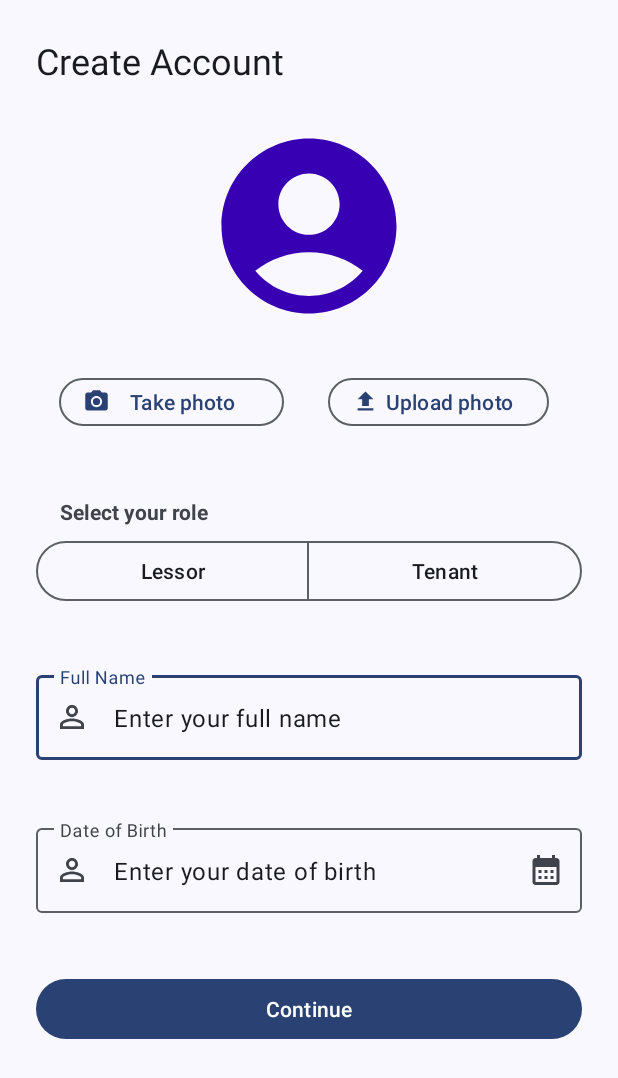
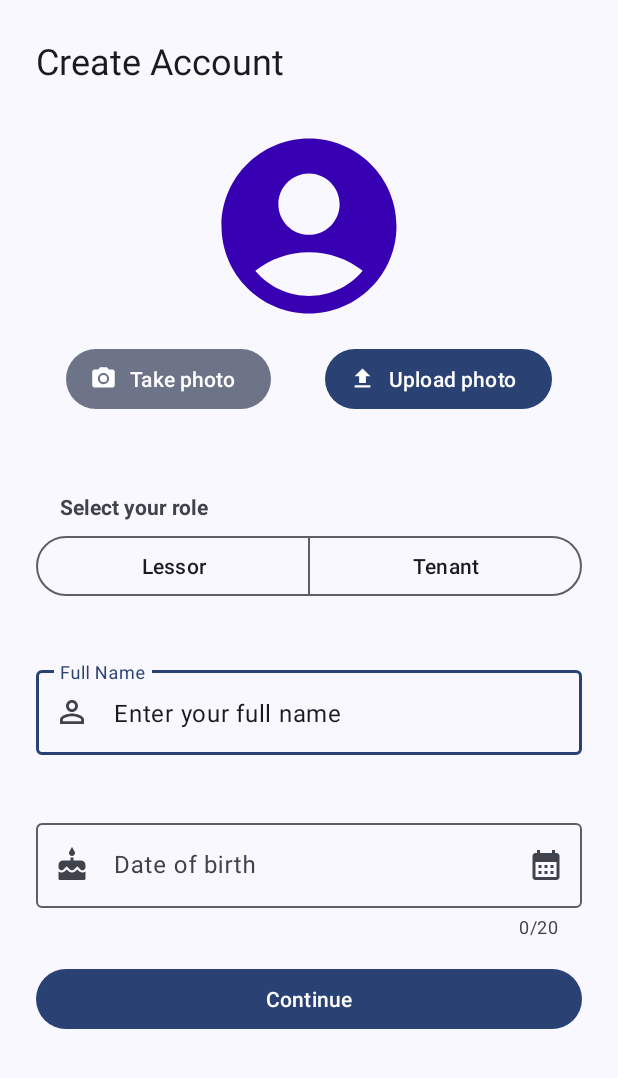
Before and after one commit to MichaelHo02/Dormie, an Android app: the SignUpFormActivity screen opened directly, with no data from a screen before it, on a phone screen of 412 x 824 dp. Shown: the top 1078 px of the screen. Run offline under Robolectric (Android 15) with nearby library versions, the phone set to English and light mode, and no system bars.

Commit message:
Im tired

```diff
--- a/app/src/main/java/com/michael/dormie/activity/SignUpFormActivity.java
+++ b/app/src/main/java/com/michael/dormie/activity/SignUpFormActivity.java
@@ -2,15 +2,85 @@ package com.michael.dormie.activity;
 
 import androidx.appcompat.app.AppCompatActivity;
 
+import android.content.Intent;
 import android.os.Bundle;
+import android.view.View;
+import android.widget.Button;
+import android.widget.ToggleButton;
 
+import com.google.android.material.button.MaterialButtonToggleGroup;
+import com.google.android.material.datepicker.CalendarConstraints;
+import com.google.android.material.datepicker.DateValidatorPointBackward;
+import com.google.android.material.datepicker.MaterialDatePicker;
+import com.google.android.material.textfield.TextInputEditText;
+import com.google.android.material.textfield.TextInputLayout;
 import com.michael.dormie.R;
 
+import java.text.ParseException;
+import java.text.SimpleDateFormat;
+import java.util.Objects;
+
 public class SignUpFormActivity extends AppCompatActivity {
+    Button continueButton, takePhotoButton, uploadPhotoButton;
+    MaterialButtonToggleGroup roleButton;
+    TextInputLayout fullNameLayout, dobLayout;
+    TextInputEditText fullName, dob;
+    private MaterialDatePicker materialDatePicker;
 
     @Override
     protected void onCreate(Bundle savedInstanceState) {
         super.onCreate(savedInstanceState);
         setContentView(R.layout.activity_sign_up_form);
+        initVariables();
+        initCalendar();
+        assignFunctions();
+    }
+
+    private void initVariables() {
+        takePhotoButton = findViewById(R.id.takePhotoButton);
+        uploadPhotoButton = findViewById(R.id.uploadPhotoButton);
+        roleButton = findViewById(R.id.roleButton);
+        fullNameLayout = findViewById(R.id.fullNameLayout);
+        dobLayout = findViewById(R.id.dobLayout);
+        continueButton = findViewById(R.id.continueButton);
+        fullName = findViewById(R.id.fullName);
+        dob = findViewById(R.id.dob);
+    }
+
+    private void assignFunctions() {
+        continueButton.setOnClickListener(this::continueButtonOnClick);
+
+        // Calendar stuffs
+        dobLayout.setEndIconOnClickListener(view -> materialDatePicker.show(getSupportFragmentManager(), "DATE_PICKER"));
+        dob.setOnClickListener(view -> materialDatePicker.show(getSupportFragmentManager(), "DATE_PICKER"));
+        materialDatePicker.addOnPositiveButtonClickListener(selection -> dob.setText(materialDatePicker.getHeaderText()));
+    }
+
+    private void continueButtonOnClick(View view) {
+        Intent intent = new Intent(SignUpFormActivity.this, TenantSignUpForm.class);
+        startActivity(intent);
+    }
+
+    private void initCalendar() {
+        MaterialDatePicker.Builder<Long> builder = MaterialDatePicker.Builder.datePicker();
+        builder.setTitleText("Select the birthday");
+        long today;
+        if (dob.getText() == null || dob.getText().toString().isEmpty()) {
+            today = MaterialDatePicker.todayInUtcMilliseconds();
+        } else {
+            String s = dob.getText().toString();
+            SimpleDateFormat sdf = new SimpleDateFormat(s.length() == 12 ? "MMM dd, yyyy" : "MMM d, yyyy");
+            try {
+                today = Objects.requireNonNull(sdf.parse(s)).getTime();
+            } catch (ParseException e) {
+                e.printStackTrace();
+                today = MaterialDatePicker.todayInUtcMilliseconds();
+            }
+        }
+        builder.setSelection(today);
+        CalendarConstraints.Builder constraint = new CalendarConstraints.Builder();
+        constraint.setValidator(DateValidatorPointBackward.now());
+        builder.setCalendarConstraints(constraint.build());
+        materialDatePicker = builder.build();
     }
 }
--- /dev/null
+++ b/app/src/main/res/drawable/ic_baseline_arrow_back_24.xml
@@ -0,0 +1,5 @@
+<vector android:autoMirrored="true" android:height="24dp"
+    android:tint="#000000" android:viewportHeight="24"
+    android:viewportWidth="24" android:width="24dp" xmlns:android="http://schemas.android.com/apk/res/android">
+    <path android:fillColor="@android:color/white" android:pathData="M20,11H7.83l5.59,-5.59L12,4l-8,8 8,8 1.41,-1.41L7.83,13H20v-2z"/>
+</vector>
--- /dev/null
+++ b/app/src/main/res/drawable/ic_baseline_cake_24.xml
@@ -0,0 +1,5 @@
+<vector android:height="24dp" android:tint="#6750A4"
+    android:viewportHeight="24" android:viewportWidth="24"
+    android:width="24dp" xmlns:android="http://schemas.android.com/apk/res/android">
+    <path android:fillColor="@android:color/white" android:pathData="M12,6c1.11,0 2,-0.9 2,-2 0,-0.38 -0.1,-0.73 -0.29,-1.03L12,0l-1.71,2.97c-0.19,0.3 -0.29,0.65 -0.29,1.03 0,1.1 0.9,2 2,2zM16.6,15.99l-1.07,-1.07 -1.08,1.07c-1.3,1.3 -3.58,1.31 -4.89,0l-1.07,-1.07 -1.09,1.07C6.75,16.64 5.88,17 4.96,17c-0.73,0 -1.4,-0.23 -1.96,-0.61L3,21c0,0.55 0.45,1 1,1h16c0.55,0 1,-0.45 1,-1v-4.61c-0.56,0.38 -1.23,0.61 -1.96,0.61 -0.92,0 -1.79,-0.36 -2.44,-1.01zM18,9h-5L13,7h-2v2L6,9c-1.66,0 -3,1.34 -3,3v1.54c0,1.08 0.88,1.96 1.96,1.96 0.52,0 1.02,-0.2 1.38,-0.57l2.14,-2.13 2.13,2.13c0.74,0.74 2.03,0.74 2.77,0l2.14,-2.13 2.13,2.13c0.37,0.37 0.86,0.57 1.38,0.57 1.08,0 1.96,-0.88 1.96,-1.96L20.99,12C21,10.34 19.66,9 18,9z"/>
+</vector>
--- /dev/null
+++ b/app/src/main/res/drawable/ic_baseline_school_24.xml
@@ -0,0 +1,5 @@
+<vector android:height="24dp" android:tint="#000000"
+    android:viewportHeight="24" android:viewportWidth="24"
+    android:width="24dp" xmlns:android="http://schemas.android.com/apk/res/android">
+    <path android:fillColor="@android:color/white" android:pathData="M5,13.18v4L12,21l7,-3.82v-4L12,17l-7,-3.82zM12,3L1,9l11,6 9,-4.91V17h2V9L12,3z"/>
+</vector>
--- a/app/src/main/res/layout/activity_sign_up_form.xml
+++ b/app/src/main/res/layout/activity_sign_up_form.xml
@@ -1,16 +1,11 @@
 <?xml version="1.0" encoding="utf-8"?>
-<ScrollView xmlns:android="http://schemas.android.com/apk/res/android"
+<LinearLayout xmlns:android="http://schemas.android.com/apk/res/android"
     xmlns:app="http://schemas.android.com/apk/res-auto"
     xmlns:tools="http://schemas.android.com/tools"
     android:layout_width="match_parent"
     android:layout_height="match_parent"
     android:orientation="vertical"
     tools:context=".activity.SignUpFormActivity">
-
-    <LinearLayout
-        android:layout_width="match_parent"
-        android:layout_height="wrap_content"
-        android:orientation="vertical">
 
     <TextView
         android:id="@+id/textView"
@@ -23,47 +18,56 @@
         android:textColor="?attr/colorOnSurface" />
 
     <ImageView
-            android:id="@+id/imageView2"
+        android:id="@+id/profileImage"
         android:layout_width="140dp"
         android:layout_height="140dp"
+        android:layout_gravity="center"
         android:layout_marginTop="24dp"
-            android:layout_gravity="center"
+        android:src="@drawable/ic_round_account_circle_24"
         app:layout_constraintEnd_toEndOf="parent"
         app:layout_constraintStart_toStartOf="parent"
         app:layout_constraintTop_toBottomOf="@+id/textView"
-            app:tint="@color/purple_700"
-            android:src="@drawable/ic_round_account_circle_24" />
+        app:tint="@color/purple_700" />
 
     <LinearLayout
         android:layout_width="match_parent"
         android:layout_height="wrap_content"
-            android:orientation="horizontal">
+        android:orientation="horizontal"
+        android:padding="8dp">
 
-            <Button
+        <Space
+            android:layout_width="0dp"
+            android:layout_height="match_parent"
+            android:layout_weight="1" />
+
+        <com.google.android.material.button.MaterialButton
             android:id="@+id/takePhotoButton"
-                style="@style/Widget.Material3.Button.OutlinedButton.Icon"
-                android:layout_width="150dp"
-                android:layout_height="40dp"
-                android:layout_marginStart="39dp"
-                android:layout_marginTop="27dp"
+            style="@style/Widget.Material3.Button.TonalButton.Icon"
+            android:layout_width="wrap_content"
+            android:layout_height="wrap_content"
             android:text="Take photo"
             app:icon="@drawable/ic_baseline_photo_camera_24" />
 
-            <Button
+        <Space
+            android:layout_width="0dp"
+            android:layout_height="match_parent"
+            android:layout_weight="1" />
+
+        <com.google.android.material.button.MaterialButton
             android:id="@+id/uploadPhotoButton"
-                style="@style/Widget.Material3.Button.OutlinedButton.Icon"
+            style="@style/Widget.Material3.Button.Icon"
             android:layout_width="wrap_content"
-                android:layout_height="40dp"
-                android:layout_marginStart="29dp"
-                android:layout_marginTop="27dp"
-                android:layout_toEndOf="@+id/takePhotoButton"
+            android:layout_height="wrap_content"
             android:text="Upload photo"
             app:icon="@drawable/ic_baseline_upload_24" />
 
+        <Space
+            android:layout_width="0dp"
+            android:layout_height="match_parent"
+            android:layout_weight="1" />
     </LinearLayout>
 
     <TextView
-            android:id="@+id/select_your"
         android:layout_width="wrap_content"
         android:layout_height="wrap_content"
         android:textStyle="bold"
@@ -74,7 +78,7 @@
         android:gravity="top" />
 
     <com.google.android.material.button.MaterialButtonToggleGroup
-            android:id="@+id/toggleButton"
+        android:id="@+id/roleButton"
         android:layout_width="match_parent"
         android:layout_height="wrap_content"
         android:layout_marginStart="24dp"
@@ -87,24 +91,25 @@
         <Button
             style="?attr/materialButtonOutlinedStyle"
             android:id="@+id/lessor"
-                android:layout_width="182dp"
+            android:layout_width="0dp"
             android:layout_height="wrap_content"
-                android:text="Lessor" />
+            android:text="Lessor"
+            android:layout_weight="1"/>
         <Button
             style="?attr/materialButtonOutlinedStyle"
             android:id="@+id/tenant"
-                android:layout_width="match_parent"
+            android:layout_width="0dp"
             android:layout_height="wrap_content"
-                android:text="Tenant" />
+            android:text="Tenant"
+            android:layout_weight="1"/>
     </com.google.android.material.button.MaterialButtonToggleGroup>
 
     <com.google.android.material.textfield.TextInputLayout
-            android:id="@+id/fullName"
+        android:id="@+id/fullNameLayout"
         android:layout_width="match_parent"
         android:layout_height="wrap_content"
-            android:layout_marginStart="24dp"
-            android:layout_marginTop="40dp"
-            android:layout_marginEnd="24dp"
+        android:paddingTop="40dp"
+        android:paddingHorizontal="24dp"
         android:hint="Full Name"
         app:layout_constraintEnd_toEndOf="parent"
         app:layout_constraintStart_toStartOf="parent"
@@ -112,41 +117,43 @@
         app:startIconDrawable="@drawable/ic_baseline_person_outline_24">
 
         <com.google.android.material.textfield.TextInputEditText
+            android:id="@+id/fullName"
             android:layout_width="match_parent"
             android:layout_height="wrap_content"
             android:text="Enter your full name"/>
     </com.google.android.material.textfield.TextInputLayout>
 
     <com.google.android.material.textfield.TextInputLayout
+        android:id="@+id/dobLayout"
+        android:layout_width="match_parent"
+        android:layout_height="wrap_content"
+        android:hint="Date of birth"
+        android:paddingTop="40dp"
+        android:paddingHorizontal="24dp"
+        app:counterEnabled="true"
+        app:counterMaxLength="20"
+        app:endIconDrawable="@drawable/ic_baseline_calendar_month_24"
+        app:endIconMode="custom"
+        app:errorEnabled="true"
+        app:startIconDrawable="@drawable/ic_baseline_cake_24">
+
+        <com.google.android.material.textfield.TextInputEditText
             android:id="@+id/dob"
             android:layout_width="match_parent"
             android:layout_height="wrap_content"
-            android:layout_marginStart="24dp"
-            android:layout_marginTop="40dp"
-            android:layout_marginEnd="24dp"
-            android:hint="Date of Birth"
-            app:layout_constraintEnd_toEndOf="parent"
-            app:layout_constraintStart_toStartOf="parent"
-            app:layout_constraintTop_toBottomOf="@+id/username"
-            app:startIconDrawable="@drawable/ic_baseline_person_outline_24"
-            app:endIconMode="custom"
-            app:endIconCheckable="true"
-            app:endIconDrawable="@drawable/ic_baseline_calendar_month_24">
-
-            <com.google.android.material.textfield.TextInputEditText
-                android:layout_width="match_parent"
-                android:layout_height="wrap_content"
-                android:text="Enter your date of birth"
-                android:inputType="date"/>
+            android:clickable="false"
+            android:cursorVisible="false"
+            android:focusable="false"
+            android:focusableInTouchMode="false" />
     </com.google.android.material.textfield.TextInputLayout>
 
     <Button
+        android:id="@+id/continueButton"
         android:layout_width="match_parent"
         android:layout_height="wrap_content"
         android:layout_marginStart="24dp"
         android:layout_marginEnd="24dp"
-            android:layout_marginTop="40dp"
+        android:layout_marginTop="16dp"
         android:text="Continue"/>
+
 </LinearLayout>
-
-</ScrollView>
```
Also changed, not shown: app/src/main/AndroidManifest.xml (+7 -0 lines), app/src/main/java/com/michael/dormie/activity/TenantSignUpForm.java (added, +23 -0 lines), app/src/main/res/layout/activity_tenant_sign_up_form.xml (added, +332 -0 lines). Lines whose indentation alone changed are shown as unchanged.
